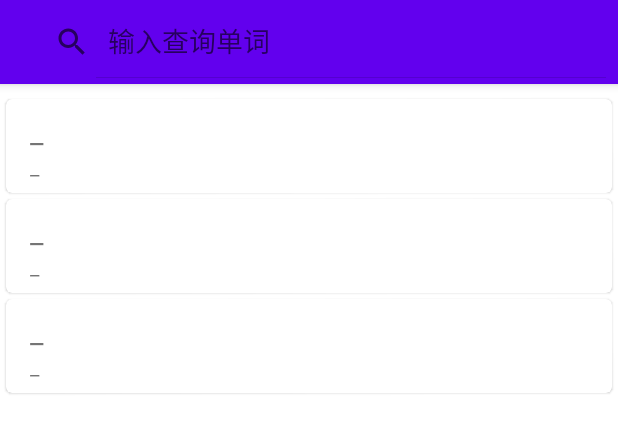
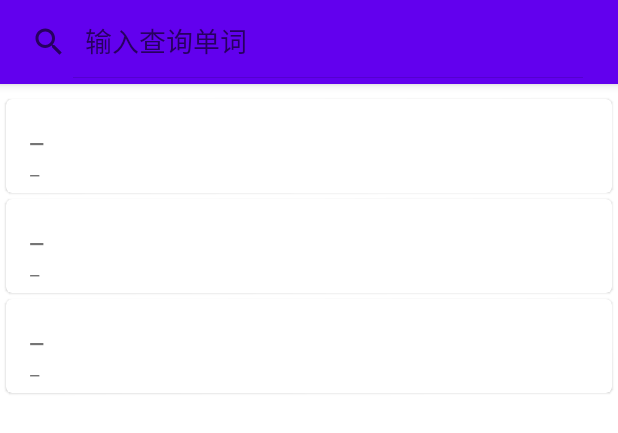
Before and after one commit to chenx6/easydict, an Android app: the layout fragment_main.xml on its own in the app's theme, with its tools: preview values and no code run, on a phone screen of 412 x 824 dp. Shown: the top 433 px of the screen. Run offline under Robolectric (Android 15) with nearby library versions, the phone set to English and light mode, and no system bars.

Commit message:
fix the position of searchview
using dirty hack `layout_marginStart="-16dp"`

```diff
--- a/app/src/main/res/layout/fragment_main.xml
+++ b/app/src/main/res/layout/fragment_main.xml
@@ -25,8 +25,11 @@
                     android:id="@+id/searchWordView"
                     android:layout_width="match_parent"
                     android:layout_height="match_parent"
+                    android:layout_marginStart="-16dp"
+                    android:layout_marginEnd="16dp"
                     android:iconifiedByDefault="false"
                     android:queryHint="输入查询单词"
+                    app:layout_constraintEnd_toEndOf="parent"
                     app:layout_constraintStart_toStartOf="parent"
                     app:layout_constraintTop_toTopOf="parent" />
             </androidx.constraintlayout.widget.ConstraintLayout>
```
